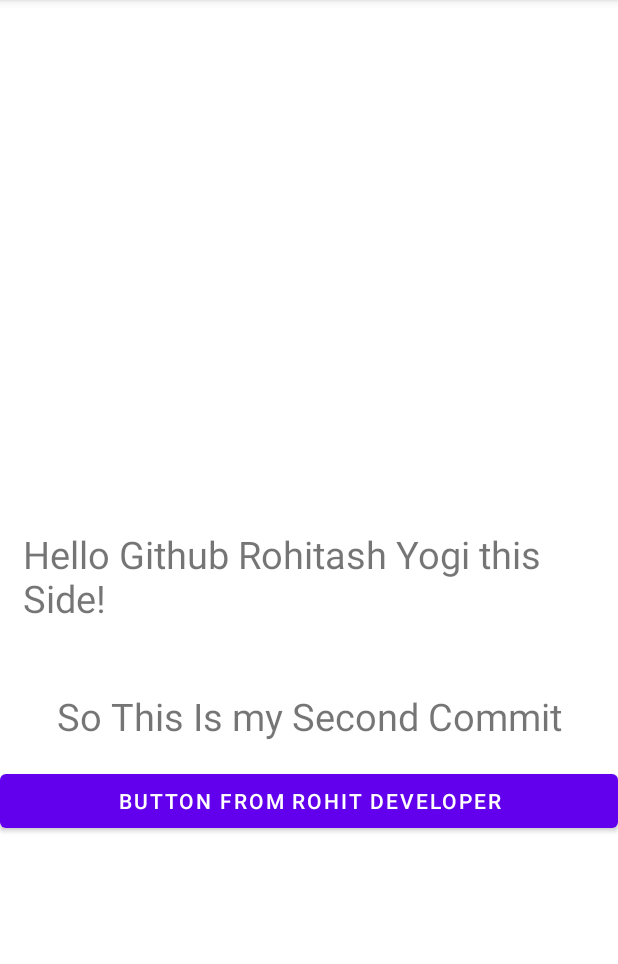
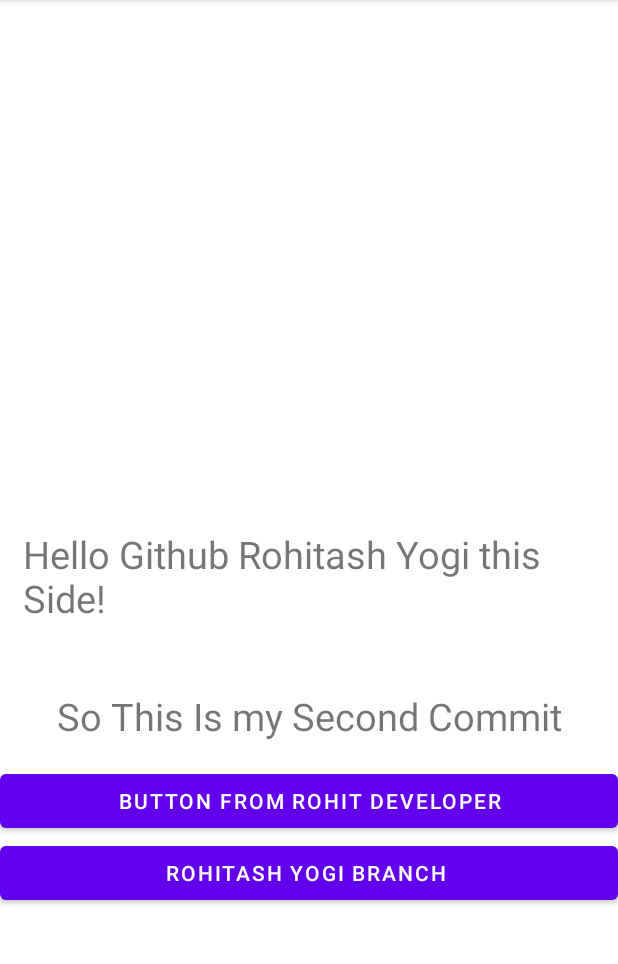
Before and after one commit to RohitashYogi/GithubLearning, an Android app: the screen it shows after launch (MainActivity), on a phone screen of 412 x 824 dp, the part 84-1048 px from its top. Run offline under Robolectric (Android 15) with nearby library versions, the phone set to English and light mode, and no system bars.

Commit message:
Rohit Developer into Master Branch

```diff
--- a/app/src/main/res/layout/activity_main.xml
+++ b/app/src/main/res/layout/activity_main.xml
@@ -32,10 +32,16 @@
         app:layout_constraintVertical_bias="0.05" />
 
     <Button
-        app:layout_constraintTop_toBottomOf="@id/text2"
+        android:id="@+id/buttonPanel"
         android:layout_width="match_parent"
         android:layout_height="wrap_content"
         android:text="Button From Rohit Developer"
-      ></Button>
+        app:layout_constraintTop_toBottomOf="@id/text2"></Button>
+
+    <Button
+        android:layout_width="match_parent"
+        android:layout_height="wrap_content"
+        android:text="Rohitash Yogi Branch "
+        app:layout_constraintTop_toBottomOf="@id/buttonPanel"></Button>
 
 </androidx.constraintlayout.widget.ConstraintLayout>
```
